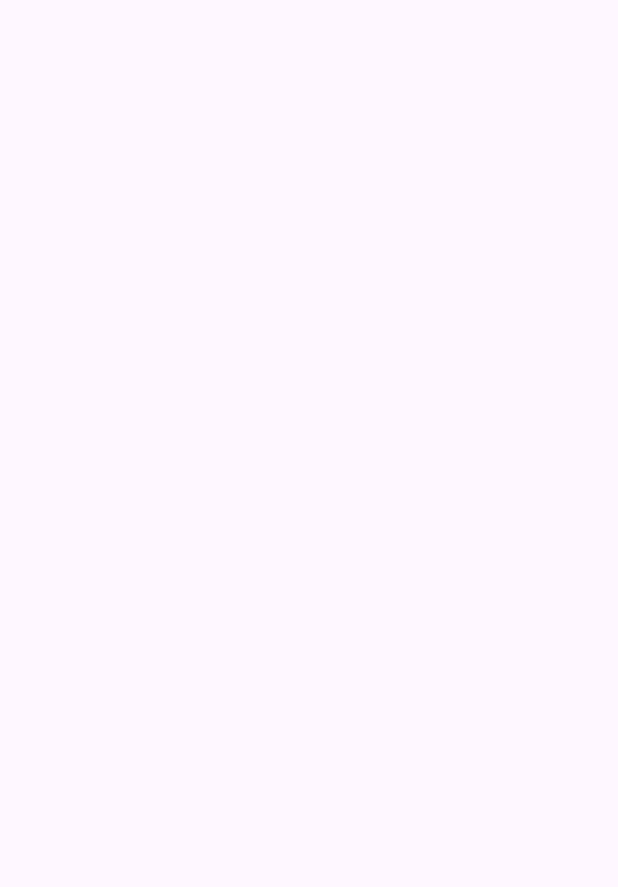
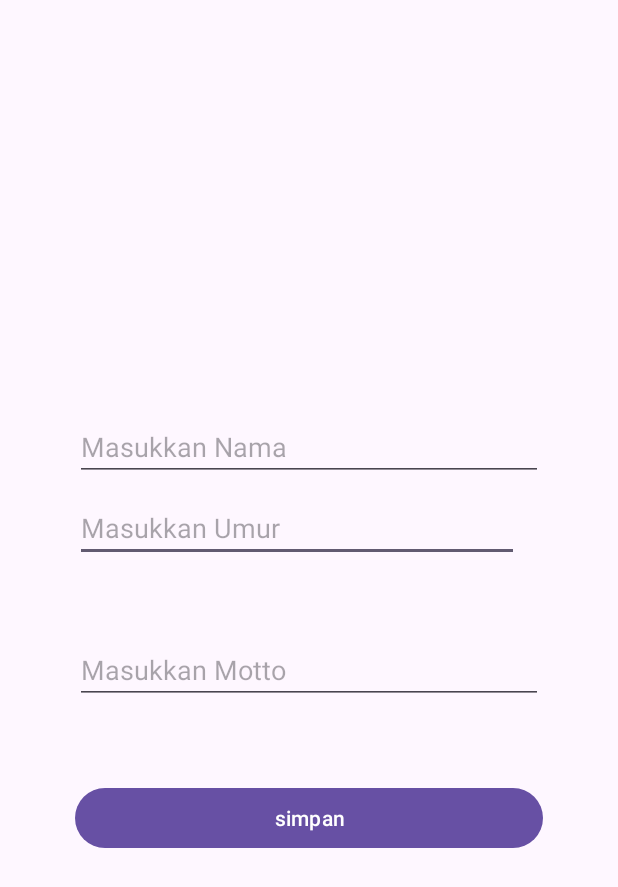
Before and after one commit to aronSilabann/ProjectAkhirJMP, an Android app: the InputData screen opened directly, with no data from a screen before it, on a phone screen of 412 x 824 dp. Before the commit the part shown is empty. Shown: the top 887 px of the screen. Run offline under Robolectric (Android 15) with nearby library versions, the phone set to English and light mode, and no system bars.

Commit message:
osborn v2 -login -register -logout -lihatdata -inputdata,edit dan delete informasiaplikasi --> dalam proses

```diff
--- a/app/src/main/java/com/example/projectakhirjmp/InputData.java
+++ b/app/src/main/java/com/example/projectakhirjmp/InputData.java
@@ -1,6 +1,13 @@
 package com.example.projectakhirjmp;
 
+import android.content.Intent;
+import android.database.Cursor;
 import android.os.Bundle;
+import android.view.View;
+import android.widget.Button;
+import android.widget.EditText;
+import android.widget.TextView;
+import android.widget.Toast;
 
 import androidx.activity.EdgeToEdge;
 import androidx.appcompat.app.AppCompatActivity;
@@ -9,16 +16,65 @@ import androidx.core.view.ViewCompat;
 import androidx.core.view.WindowInsetsCompat;
 
 public class InputData extends AppCompatActivity {
-
+Button btninputedit;
+EditText ednama,edumur,edmoto;
+DatabaseHelper dbmaster;
     @Override
     protected void onCreate(Bundle savedInstanceState) {
         super.onCreate(savedInstanceState);
         EdgeToEdge.enable(this);
         setContentView(R.layout.activity_input_data);
+
+        btninputedit= findViewById(R.id.btninputdata);
+        ednama = findViewById(R.id.masukkannama);
+        edumur = findViewById(R.id.masukkanumur);
+        edmoto = findViewById(R.id.masukkanmotto);
+        dbmaster = new DatabaseHelper(this);
+
+        Intent intent = getIntent();
+        String id = intent.getStringExtra("ID");
+
+        if (id != null) {
+            Cursor data = dbmaster.getAllData();
+            if (data.moveToFirst()) {
+                do {
+                    if (data.getString(0).equals(id)) {
+                        ednama.setText(data.getString(1));
+                        edumur.setText(data.getString(2));
+                        edmoto.setText(data.getString(3));
+                        btninputedit.setText("Update Data");
+                        break;
+                    }
+                } while (data.moveToNext());
+            }
+
+            btninputedit.setOnClickListener(new View.OnClickListener() {
+                @Override
+                public void onClick(View v) {
+                    boolean isUpdated = dbmaster.updateData(id, ednama.getText().toString(), Integer.parseInt(edumur.getText().toString()),edumur.getText().toString());
+                    if (isUpdated)
+                        Toast.makeText(InputData.this, "Data Updated", Toast.LENGTH_LONG).show();
+                    else
+                        Toast.makeText(InputData.this, "Data Not Updated", Toast.LENGTH_LONG).show();
+                }
+            });
+        } else {
+            btninputedit.setOnClickListener(new View.OnClickListener() {
+                @Override
+                public void onClick(View v) {
+                    boolean isInserted = dbmaster.insertData(ednama.getText().toString(), Integer.parseInt(edumur.getText().toString()),edmoto.getText().toString());
+                    if (isInserted)
+                        Toast.makeText(InputData.this, "Data Inserted", Toast.LENGTH_LONG).show();
+                    else
+                        Toast.makeText(InputData.this, "Data Not Inserted", Toast.LENGTH_LONG).show();
+                }
+            });
+
+
         ViewCompat.setOnApplyWindowInsetsListener(findViewById(R.id.main), (v, insets) -> {
             Insets systemBars = insets.getInsets(WindowInsetsCompat.Type.systemBars());
             v.setPadding(systemBars.left, systemBars.top, systemBars.right, systemBars.bottom);
             return insets;
         });
     }
-}
+}}
--- a/app/src/main/java/com/example/projectakhirjmp/MainActivity.java
+++ b/app/src/main/java/com/example/projectakhirjmp/MainActivity.java
@@ -57,7 +57,7 @@ Button btnlihatdata,btninputdata,informasiaplikasi,keluar;
             public void onClick(View view) {
                 Intent intent = new Intent(MainActivity.this,Login.class);
                 startActivity(intent);
-             finish();
+
             }
         });
 
--- a/app/src/main/res/layout/activity_input_data.xml
+++ b/app/src/main/res/layout/activity_input_data.xml
@@ -1,10 +1,56 @@
 <?xml version="1.0" encoding="utf-8"?>
-<androidx.constraintlayout.widget.ConstraintLayout xmlns:android="http://schemas.android.com/apk/res/android"
+<RelativeLayout xmlns:android="http://schemas.android.com/apk/res/android"
     xmlns:app="http://schemas.android.com/apk/res-auto"
     xmlns:tools="http://schemas.android.com/tools"
     android:id="@+id/main"
     android:layout_width="match_parent"
     android:layout_height="match_parent"
-    tools:context=".InputData">
+    tools:context=".InputData"
+    android:layout_margin="50dp"
+    android:layout_marginTop="60dp">
 
-</androidx.constraintlayout.widget.ConstraintLayout>
+    <EditText
+        android:id="@+id/masukkanumur"
+        android:layout_width="296dp"
+        android:layout_height="44dp"
+        android:ems="10"
+        android:hint="Masukkan Umur"
+        android:inputType="text"
+        android:layout_marginTop="10dp"
+        android:layout_below="@id/masukkannama"/>/>
+
+    <EditText
+        android:id="@+id/masukkannama"
+        android:layout_width="match_parent"
+        android:layout_height="wrap_content"
+        android:layout_below="@id/imageView3"
+        android:layout_marginTop="60dp"
+        android:ems="10"
+        android:hint="Masukkan Nama"
+        android:inputType="text" />
+
+    <EditText
+        android:id="@+id/masukkanmotto"
+        android:layout_width="match_parent"
+        android:layout_height="wrap_content"
+        android:layout_below="@id/masukkanumur"
+        android:layout_marginTop="49dp"
+        android:ems="10"
+        android:hint="Masukkan Motto"
+        android:inputType="text" />
+
+    <Button
+        android:id="@+id/btninputdata"
+        android:layout_width="match_parent"
+        android:layout_height="wrap_content"
+        android:layout_below="@id/masukkanmotto"
+        android:layout_marginTop="52dp"
+        android:text="simpan" />
+
+    <ImageView
+        android:id="@+id/imageView3"
+        android:layout_width="158dp"
+        android:layout_height="165dp"
+        android:layout_centerHorizontal="true"
+        tools:srcCompat="@tools:sample/avatars" />
+</RelativeLayout>
--- a/app/src/main/res/values/colors.xml
+++ b/app/src/main/res/values/colors.xml
@@ -3,4 +3,6 @@
     <color name="black">#FF000000</color>
     <color name="white">#FFFFFFFF</color>
     <color name="light_blue">#ADD8E6</color>
+    <color name="d_blue">#1E90FF</color>
+<color name="grey">#808080</color>
 </resources>
```
Also changed, not shown: app/src/main/java/com/example/projectakhirjmp/DatabaseHelper.java (+47 -1 lines), app/src/main/java/com/example/projectakhirjmp/LihatData.java (+90 -9 lines), app/src/main/res/layout/activity_lihat_data.xml (+20 -2 lines).
